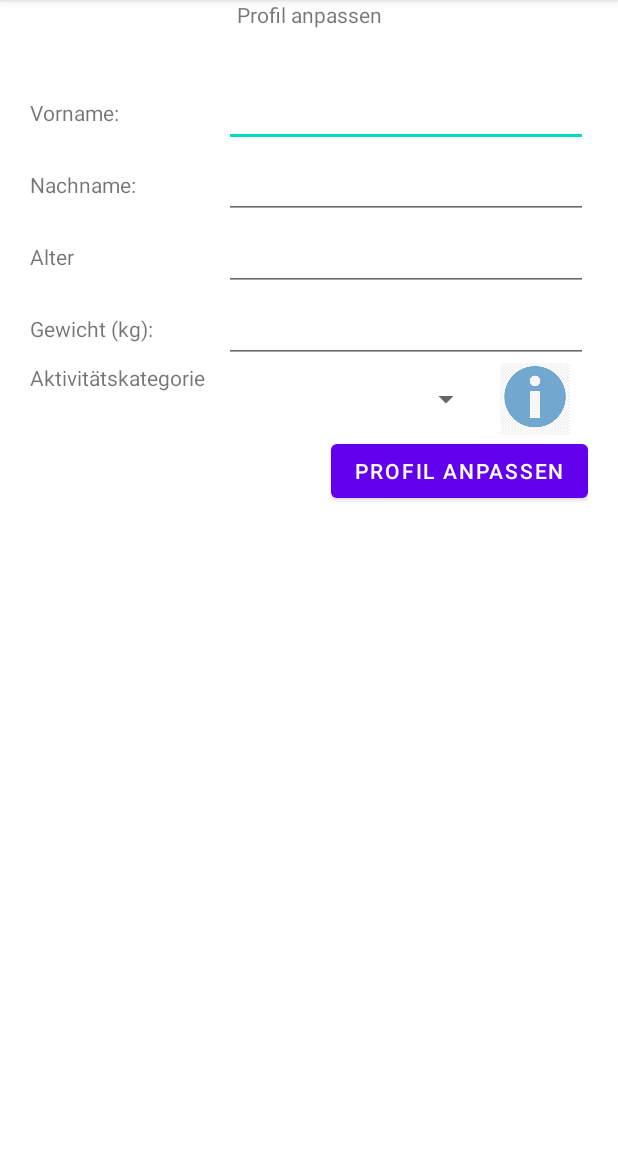
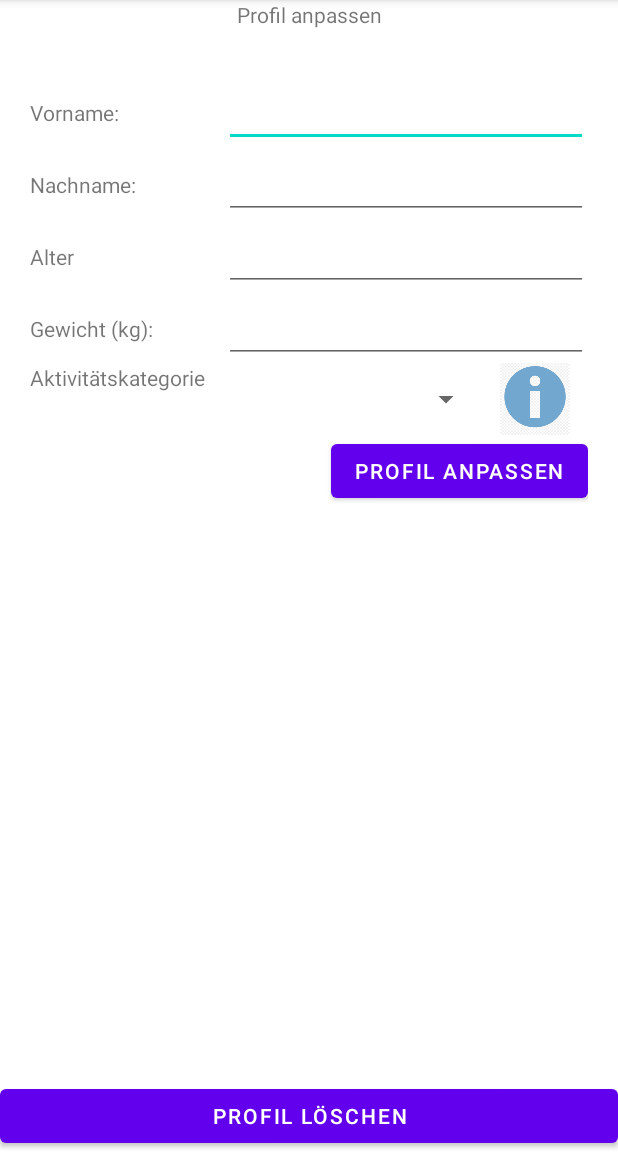
Before and after one commit to Louiz7007/FitnessApp, an Android app: the fragment SettingsFragment shown on its own in the app's theme, on a phone screen of 412 x 824 dp, the part 84-1236 px from its top. Run offline under Robolectric (Android 15) with nearby library versions, the phone set to English and light mode, and no system bars; 3 statements that could not run were skipped.

Commit message:
FragmentSettings erweitert

```diff
--- a/app/src/main/res/layout/fragment_settings.xml
+++ b/app/src/main/res/layout/fragment_settings.xml
@@ -160,4 +160,12 @@
 
     </LinearLayout>
 
+    <Button
+        android:id="@+id/buttonDeleteProfile"
+        android:layout_width="match_parent"
+        android:layout_height="wrap_content"
+        android:layout_weight="1"
+        android:text="@string/button_delete_profile"
+        android:layout_gravity="bottom"/>
+
 </FrameLayout>
--- a/app/src/main/res/values/strings.xml
+++ b/app/src/main/res/values/strings.xml
@@ -35,4 +35,5 @@
     <!-- Settings -->
     <string name="change_profile">Profil anpassen</string>
     <string name="button_change_profile">Profil anpassen</string>
+    <string name="button_delete_profile">Profil löschen</string>
 </resources>
```
Also changed, not shown: app/src/main/java/com/example/fitnessapp/SettingsFragment.java (+7 -0 lines).
